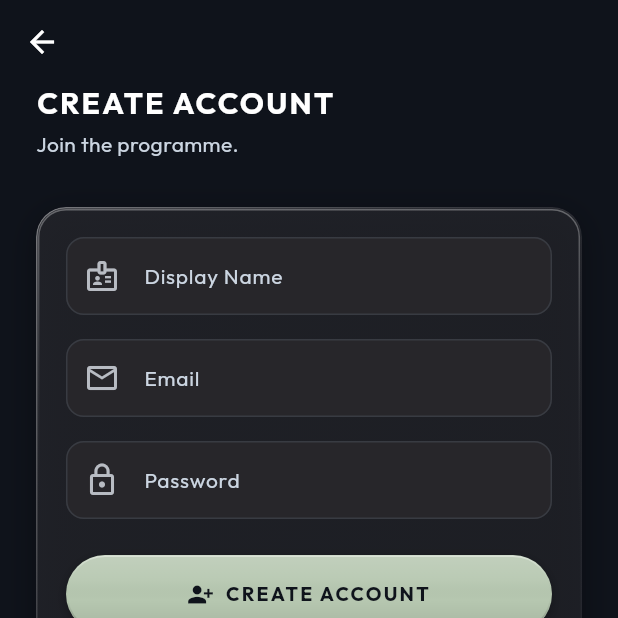
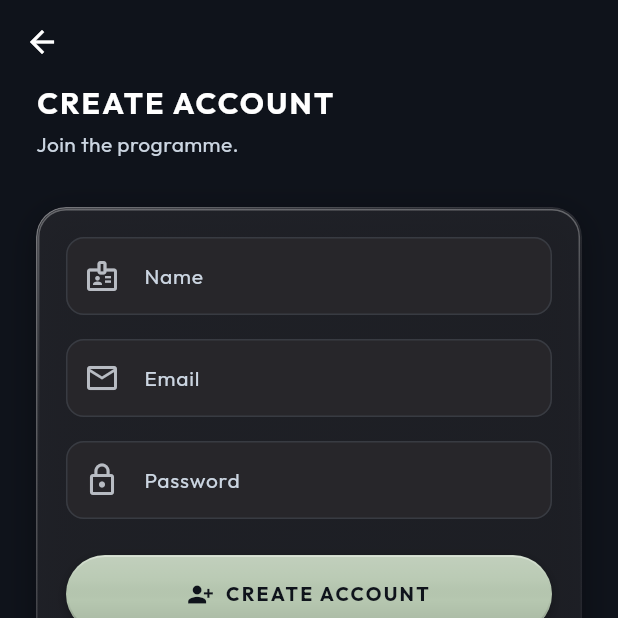
Before and after one commit to LuvyaNishad/GYM_APP, a Flutter app: the SignupScreen screen opened by its route, on a phone screen of 412 x 824 dp, the top half of it. Run offline on Flutter 3.47's test engine with Material 3 defaults, Android fonts, the phone set to English and light mode, and no system bars; our stand-ins replace fl_chart, flutter_local_notifications, flutter_riverpod, freezed_annotation, go_router, hive_ce_flutter and 3 more; accounts and stored records are empty.

Commit message:
feat(auth): improve login, signup, and onboarding responsiveness for small screens

```diff
--- a/lib/features/authentication/screens/signup_screen.dart
+++ b/lib/features/authentication/screens/signup_screen.dart
@@ -36,8 +36,12 @@ class _SignupScreenState extends State<SignupScreen> {
         leading: BackButton(color: AppColors.textPrimary),
       ),
       body: SafeArea(
-        child: Padding(
-          padding: const EdgeInsets.symmetric(horizontal: 24),
+        child: Align(
+          alignment: Alignment.topCenter,
+          child: ConstrainedBox(
+            constraints: const BoxConstraints(maxWidth: 640),
+            child: SingleChildScrollView(
+              padding: const EdgeInsets.fromLTRB(24, 0, 24, 24),
               child: Column(
                 crossAxisAlignment: CrossAxisAlignment.start,
                 children: [
@@ -56,9 +60,11 @@ class _SignupScreenState extends State<SignupScreen> {
                             style: AppTypography.bodyMedium.copyWith(
                               color: AppColors.textPrimary,
                             ),
-                        decoration: const InputDecoration(
-                          labelText: 'Display Name',
-                          prefixIcon: Icon(
+                            decoration: InputDecoration(
+                              labelText: 'Name',
+                              floatingLabelStyle: AppTypography.bodyMedium
+                                  .copyWith(fontSize: 16),
+                              prefixIcon: const Icon(
                                 Icons.badge_outlined,
                                 color: AppColors.primaryDim,
                               ),
@@ -73,9 +79,11 @@ class _SignupScreenState extends State<SignupScreen> {
                             style: AppTypography.bodyMedium.copyWith(
                               color: AppColors.textPrimary,
                             ),
-                        decoration: const InputDecoration(
+                            decoration: InputDecoration(
                               labelText: 'Email',
-                          prefixIcon: Icon(
+                              floatingLabelStyle: AppTypography.bodyMedium
+                                  .copyWith(fontSize: 16),
+                              prefixIcon: const Icon(
                                 Icons.mail_outline,
                                 color: AppColors.primaryDim,
                               ),
@@ -91,15 +99,18 @@ class _SignupScreenState extends State<SignupScreen> {
                             style: AppTypography.bodyMedium.copyWith(
                               color: AppColors.textPrimary,
                             ),
-                        decoration: const InputDecoration(
+                            decoration: InputDecoration(
                               labelText: 'Password',
-                          prefixIcon: Icon(
+                              floatingLabelStyle: AppTypography.bodyMedium
+                                  .copyWith(fontSize: 16),
+                              prefixIcon: const Icon(
                                 Icons.lock_outline,
                                 color: AppColors.primaryDim,
                               ),
                             ),
-                        validator: (v) =>
-                            v != null && v.length >= 6 ? null : 'Min 6 chars',
+                            validator: (v) => v != null && v.length >= 6
+                                ? null
+                                : 'Min 6 chars',
                           ),
                           const SizedBox(height: 24),
                           LeonButton(
@@ -121,6 +132,8 @@ class _SignupScreenState extends State<SignupScreen> {
               ),
             ),
           ),
+        ),
+      ),
     );
   }
 }
```
Also changed, not shown: lib/features/authentication/screens/login_screen.dart (+37 -18 lines), lib/features/onboarding/widgets/onboarding_page_widget.dart (+3 -7 lines). Lines whose indentation alone changed are shown as unchanged.
